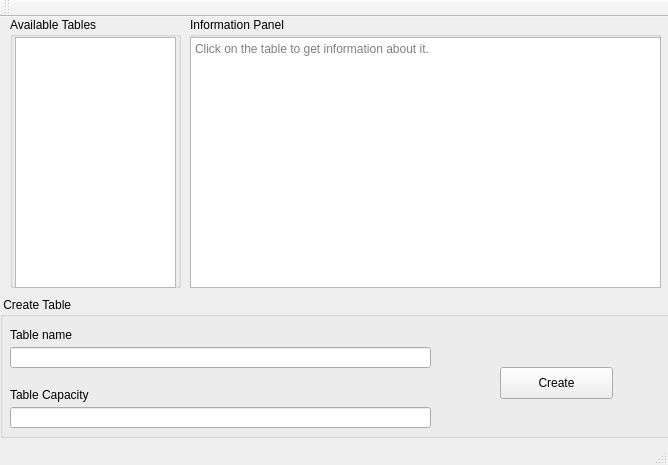
vivekvpandya/BlackJack-Dealer, file mainwindow.ui: the form before one commit.
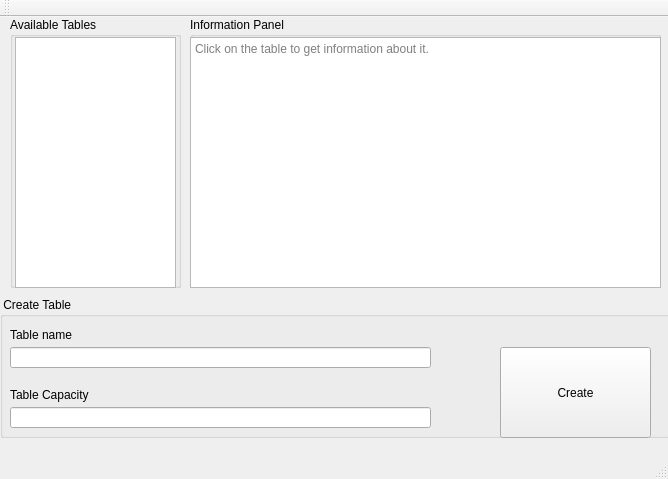
The form after the commit.

```diff
--- a/mainwindow.ui
+++ b/mainwindow.ui
@@ -7,7 +7,7 @@
     <x>0</x>
     <y>0</y>
     <width>668</width>
-    <height>465</height>
+    <height>479</height>
    </rect>
   </property>
   <property name="windowTitle">
@@ -30,9 +30,9 @@
      <property name="geometry">
       <rect>
        <x>500</x>
-       <y>70</y>
-       <width>113</width>
-       <height>32</height>
+       <y>50</y>
+       <width>151</width>
+       <height>91</height>
       </rect>
      </property>
      <property name="text">
```
Left out of the diff: 5 changed lines with no effect on the pictures.
